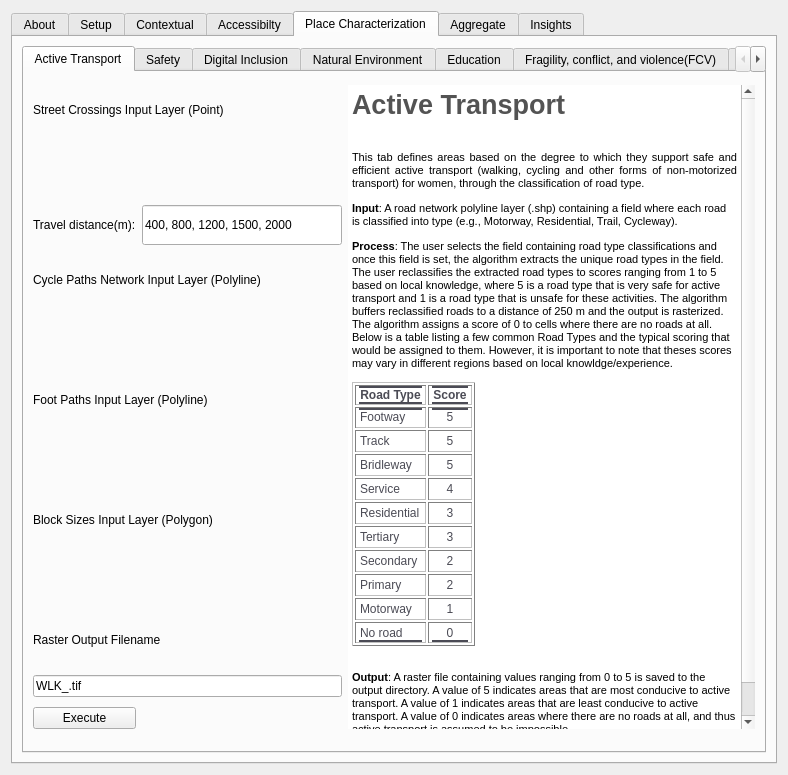
Old version of the form gender_indicator_tool/gender_indicator_tool_dialog_base.ui in the repository worldbank/GEEST.
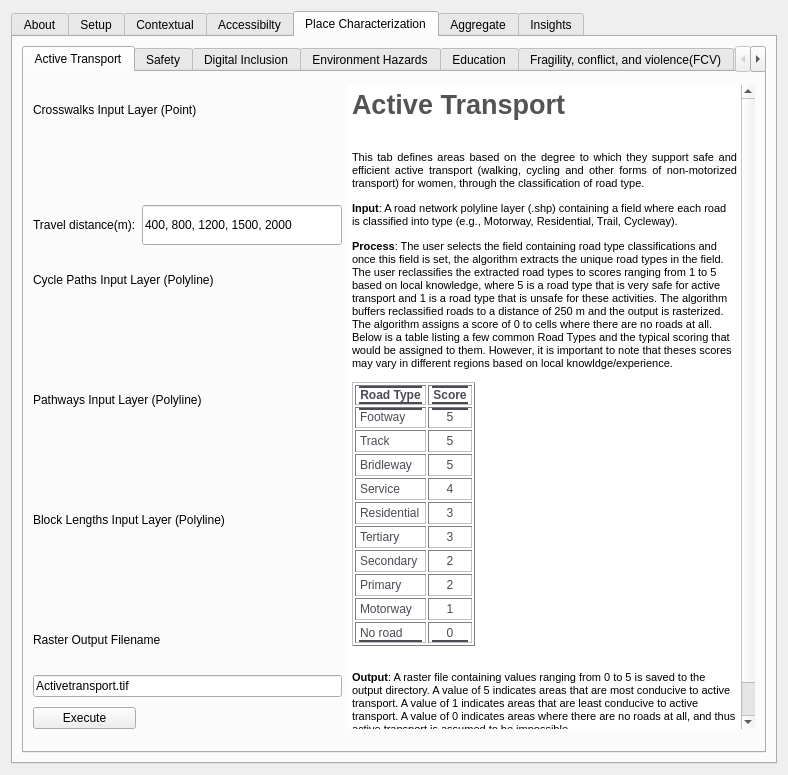
New version of the form. The open tabs and pages were chosen to show the change. Custom widgets are drawn as their Qt base class.

Commit message: update: renamed output files

Patch:
```diff
--- a/gender_indicator_tool/gender_indicator_tool_dialog_base.ui
+++ b/gender_indicator_tool/gender_indicator_tool_dialog_base.ui
@@ -1893,7 +1893,7 @@
               </size>
              </property>
              <property name="text">
-              <string>Street Crossings Input Layer (Point)</string>
+              <string>Crosswalks Input Layer (Point)</string>
              </property>
             </widget>
            </item>
@@ -1945,7 +1945,7 @@
               </size>
              </property>
              <property name="text">
-              <string>Cycle Paths Network Input Layer (Polyline)</string>
+              <string>Cycle Paths Input Layer (Polyline)</string>
              </property>
             </widget>
            </item>
@@ -1968,7 +1968,7 @@
               </size>
              </property>
              <property name="text">
-              <string>Foot Paths Input Layer (Polyline)</string>
+              <string>Pathways Input Layer (Polyline)</string>
              </property>
             </widget>
            </item>
@@ -1991,7 +1991,7 @@
               </size>
              </property>
              <property name="text">
-              <string>Block Sizes Input Layer (Polygon)</string>
+              <string>Block Lengths Input Layer (Polyline)</string>
              </property>
             </widget>
            </item>
@@ -2021,7 +2021,7 @@
            <item row="10" column="0" colspan="2">
             <widget class="QgsFilterLineEdit" name="WLK_Output_Field">
              <property name="text">
-              <string>WLK_.tif</string>
+              <string>Activetransport.tif</string>
              </property>
              <property name="qgisRelation" stdset="0">
               <string notr="true"/>
@@ -2320,7 +2320,7 @@
          </widget>
          <widget class="QWidget" name="tab_32">
           <attribute name="title">
-           <string>Natural Environment</string>
+           <string>Environment Hazards</string>
           </attribute>
           <layout class="QGridLayout" name="gridLayout_21">
            <item row="0" column="0" colspan="3">
```
Left out of the diff: 56 changed lines with no effect on the pictures.
